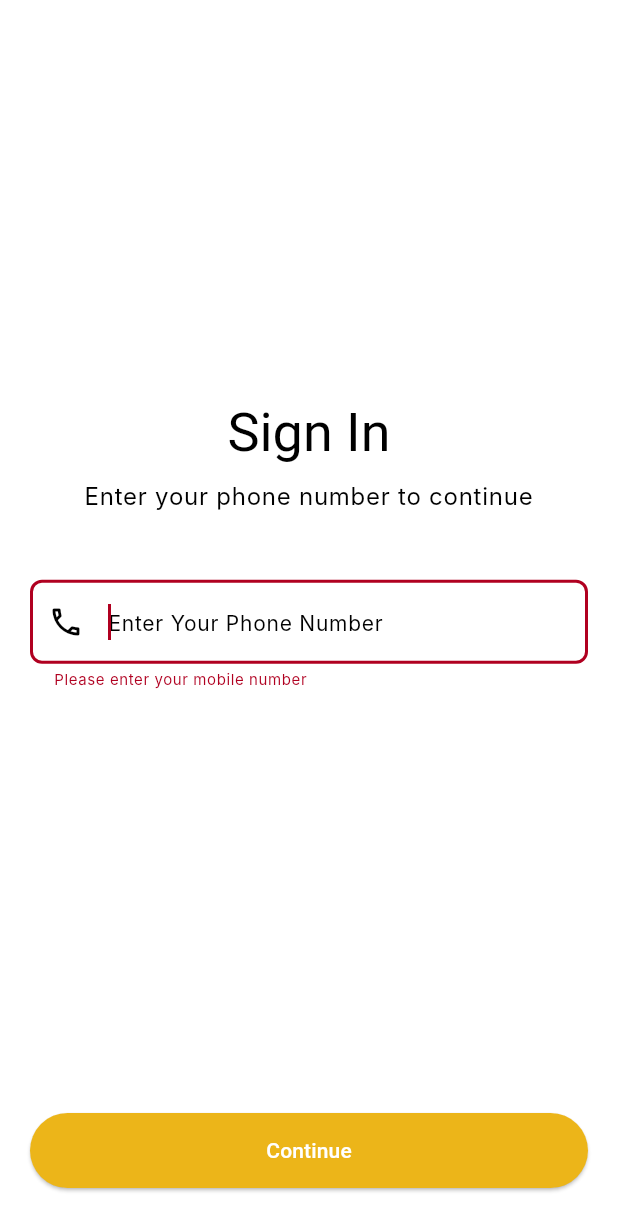
After one commit to Trusnetix-Technologies/movieLoversClub, a Flutter app: the screen it shows after launch, after a tap on "Continue", on a phone screen of 412 x 824 dp. The commit adds this screen. Shown: the top 1231 px of the screen. Run offline on Flutter 3.47's test engine with Material 3 defaults, Android fonts, the phone set to English and light mode, and no system bars; our stand-ins replace flutter_map, latlong2, persistent_bottom_nav_bar, shared_preferences; Roboto replaces fonts that are missing (EB Garamond, Inter).

Commit message:
login & onboarding

```diff
--- /dev/null
+++ b/app/lib/constants/address_constants.dart
@@ -0,0 +1,11 @@
+/**
+ * How to get host IP
+ *
+ * 1. Open cmd
+ * 2. Run ipconfig
+ * 3. Look for IPv4 Address
+ * 4. Copy the IP Address
+ * 5. Replace the localhost with the IP Address
+ * 6. and replace the port with the port number
+ */
+const host = "http://192.168.29.86:5001";
--- a/app/lib/main.dart
+++ b/app/lib/main.dart
@@ -1,8 +1,16 @@
+import 'package:flutter/material.dart';
+import 'package:provider/provider.dart';
+
+// ==== IMPORT PROVIDERS ====
+import 'package:app/providers/auth.dart';
+
+// ==== IMPORT WIDGETS ====
 import 'package:app/widgets/navbar.dart';
-import 'package:flutter/material.dart';
 
 // ==== IMPORT SCREENS ====
 import 'screens/home_screen.dart';
+import 'screens/onboarding/login_screen.dart';
+import 'screens/onboarding/onboarding_screen.dart';
 
 void main() {
   runApp(const MyApp());
@@ -14,6 +22,13 @@ class MyApp extends StatelessWidget {
   // This widget is the root of your application.
   @override
   Widget build(BuildContext context) {
+    return MultiProvider(
+      providers: [
+        ChangeNotifierProvider(
+          create: (_) => Auth(),
+        ),
+      ],
+      child: Consumer<Auth>(builder: (context, auth, _) {
         return MaterialApp(
           title: 'MovieLoversClub',
           theme: ThemeData(
@@ -25,7 +40,7 @@ class MyApp extends StatelessWidget {
             hintColor: Color.fromRGBO(238, 111, 113, 1),
             dividerColor: Colors.grey[300],
             fontFamily: 'Inter',
-        colorScheme: ColorScheme.light(
+            colorScheme: const ColorScheme.light(
               primary: Colors.blue,
               secondary: Color.fromRGBO(12, 71, 12, 1),
               tertiary: Color.fromRGBO(135, 175, 135, 1),
@@ -357,7 +372,13 @@ class MyApp extends StatelessWidget {
             ),
           ),
           themeMode: ThemeMode.system,
-      home: const Navbar(),
+          home: auth.isLoggedIn
+              ? auth.onboarded == true
+                  ? const Navbar()
+                  : const OnboardingScreen()
+              : const LoginScreen(),
+        );
+      }),
     );
   }
 }
--- /dev/null
+++ b/app/lib/screens/onboarding/login_screen.dart
@@ -0,0 +1,214 @@
+import 'dart:convert';
+import 'package:flutter/material.dart';
+// ==== IMPORT PROVIDER ====
+import 'package:provider/provider.dart';
+import 'package:app/providers/auth.dart';
+
+class LoginScreen extends StatefulWidget {
+  const LoginScreen({super.key});
+
+  @override
+  State<LoginScreen> createState() => _LoginScreenState();
+}
+
+class _LoginScreenState extends State<LoginScreen> {
+  bool _isLoading = false;
+  bool _showOTP = false;
+
+  // === FORM CONTROLLERS ===
+  final TextEditingController _phoneController = TextEditingController();
+  final TextEditingController _otpController = TextEditingController();
+
+  // === FORM KEY ===
+  final GlobalKey<FormState> _formKey = GlobalKey<FormState>();
+
+  void _sendOTP() async {
+    if (_formKey.currentState!.validate()) {
+      _formKey.currentState!.save();
+
+      if (_phoneController.text.length != 10) {
+        // show snackbar
+        ScaffoldMessenger.of(context).showSnackBar(
+          const SnackBar(
+            content: Text('Please enter a valid mobile number'),
+          ),
+        );
+        return;
+      }
+      setState(() {
+        _isLoading = true;
+      });
+
+      try {
+        final response = await Provider.of<Auth>(context, listen: false)
+            .sendOtp(_phoneController.text);
+        if (response.statusCode == 200) {
+          setState(() {
+            _showOTP = true;
+            _isLoading = false;
+          });
+          ScaffoldMessenger.of(context).showSnackBar(
+            const SnackBar(
+              content: Text('OTP sent successfully. Please check your phone.'),
+            ),
+          );
+        } else {
+          setState(() {
+            _isLoading = false;
+          });
+          ScaffoldMessenger.of(context).showSnackBar(
+            const SnackBar(
+              content: Text('Unable to send OTP. Please try again later.'),
+            ),
+          );
+        }
+      } catch (e) {
+        setState(() {
+          _isLoading = false;
+        });
+        ScaffoldMessenger.of(context).showSnackBar(
+          const SnackBar(
+            content: Text('Unable to send OTP. Please try again later.'),
+          ),
+        );
+      }
+    }
+  }
+
+  void _verifyOTP() async {
+    if (_formKey.currentState!.validate()) {
+      _formKey.currentState!.save();
+      setState(() {
+        _isLoading = true;
+      });
+      try {
+        final response = await Provider.of<Auth>(context, listen: false)
+            .verifyOtp(_phoneController.text, _otpController.text);
+        if (response.statusCode == 200) {
+          setState(() {
+            _isLoading = false;
+          });
+        } else {
+          setState(() {
+            _isLoading = false;
+          });
+          final jsonResponse = jsonDecode(response.body);
+          ScaffoldMessenger.of(context).showSnackBar(
+            SnackBar(
+              content: Text(jsonResponse['message']),
+            ),
+          );
+        }
+      } catch (e) {
+        setState(() {
+          _isLoading = false;
+        });
+
+        ScaffoldMessenger.of(context).showSnackBar(
+          const SnackBar(
+            content: Text('Unable to verify OTP. Please try again later.'),
+          ),
+        );
+      }
+    }
+  }
+
+  @override
+  Widget build(BuildContext context) {
+    return Scaffold(
+      body: SafeArea(
+        child: Padding(
+          padding: const EdgeInsets.all(8.0),
+          child: Form(
+            key: _formKey,
+            child: Column(
+              children: [
+                const Spacer(),
+                SizedBox(
+                  width: double.infinity,
+                  child: Text(
+                    'Sign In',
+                    style: Theme.of(context).textTheme.displaySmall,
+                    textAlign: TextAlign.center,
+                  ),
+                ),
+                const SizedBox(height: 8),
+                Text(
+                  'Enter your phone number to continue',
+                  style: Theme.of(context).textTheme.bodyLarge,
+                  textAlign: TextAlign.center,
+                ),
+                const SizedBox(height: 32),
+                !_showOTP
+                    ? Padding(
+                        padding: const EdgeInsets.all(12.0),
+                        child: TextFormField(
+                          autofocus: true,
+                          controller: _phoneController,
+                          keyboardType: TextInputType.phone,
+                          decoration: const InputDecoration(
+                            hintText: 'Enter Your Phone Number',
+                            prefixIcon: Icon(Icons.phone_outlined),
+                          ),
+                          validator: (value) {
+                            if (value!.isEmpty) {
+                              return 'Please enter your mobile number';
+                            } else if (value.length != 10) {
+                              return 'Please enter a valid mobile number';
+                            }
+                            return null;
+                          },
+                          onSaved: (value) {
+                            _phoneController.text = value!;
+                          },
+                          onFieldSubmitted: (value) {
+                            if (_formKey.currentState!.validate()) {
+                              _formKey.currentState!.save();
+                              _sendOTP();
+                            }
+                          },
+                        ))
+                    : Padding(
+                        padding: const EdgeInsets.all(12.0),
+                        child: TextFormField(
+                          autofocus: true,
+                          controller: _otpController,
+                          keyboardType: TextInputType.phone,
+                          decoration: const InputDecoration(
+                            hintText: 'Enter Your OTP',
+                          ),
+                        ),
+                      ),
+                const Spacer(),
+                Padding(
+                  padding: const EdgeInsets.all(12.0),
+                  child: SizedBox(
+                    width: double.infinity,
+                    child: ElevatedButton(
+                      onPressed: () {
+                        if (_isLoading) {
+                          return;
+                        }
+                        if (_showOTP) {
+                          _verifyOTP();
+                        } else {
+                          _sendOTP();
+                        }
+                      },
+                      child: _isLoading
+                          ? const CircularProgressIndicator()
+                          : const Text('Continue'),
+                    ),
+                  ),
+                ),
+                SizedBox(
+                  height: 12,
+                )
+              ],
+            ),
+          ),
+        ),
+      ),
+    );
+  }
+}
```
Also changed, not shown: app/lib/providers/auth.dart (added, +185 -0 lines), app/lib/screens/home_screen.dart (+32 -7 lines), app/lib/screens/map_screen.dart (+9 -5 lines), app/lib/screens/onboarding/onboarding_screen.dart (added, +138 -0 lines), app/pubspec.yaml (+5 -4 lines), app/pubspec.lock, 7 other files. Lines whose indentation alone changed are shown as unchanged.
